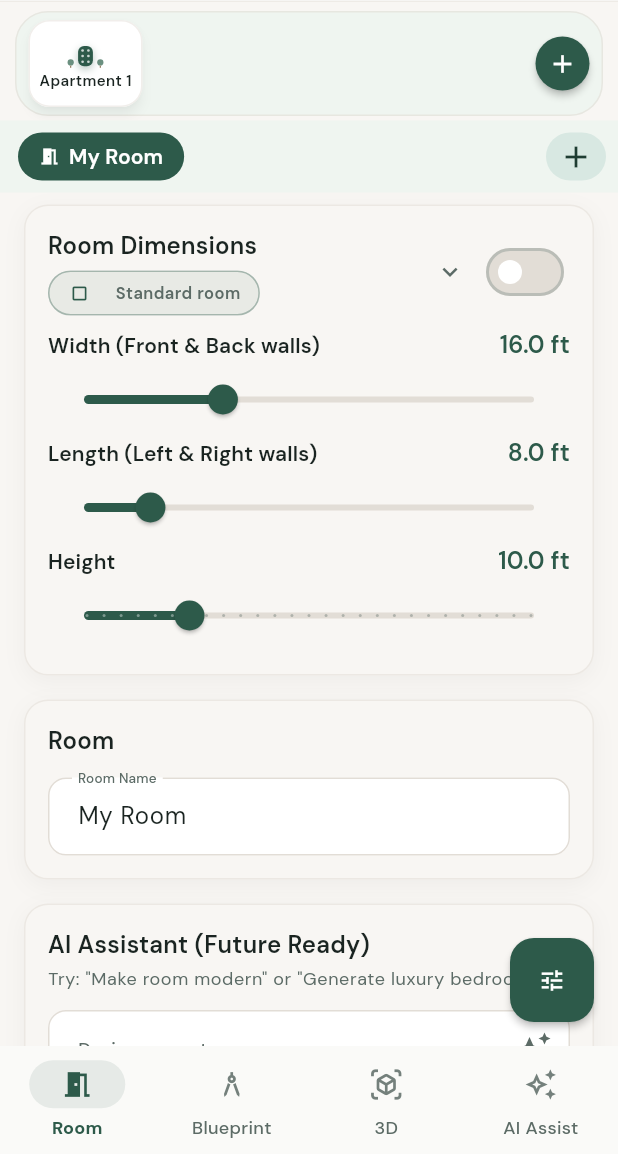
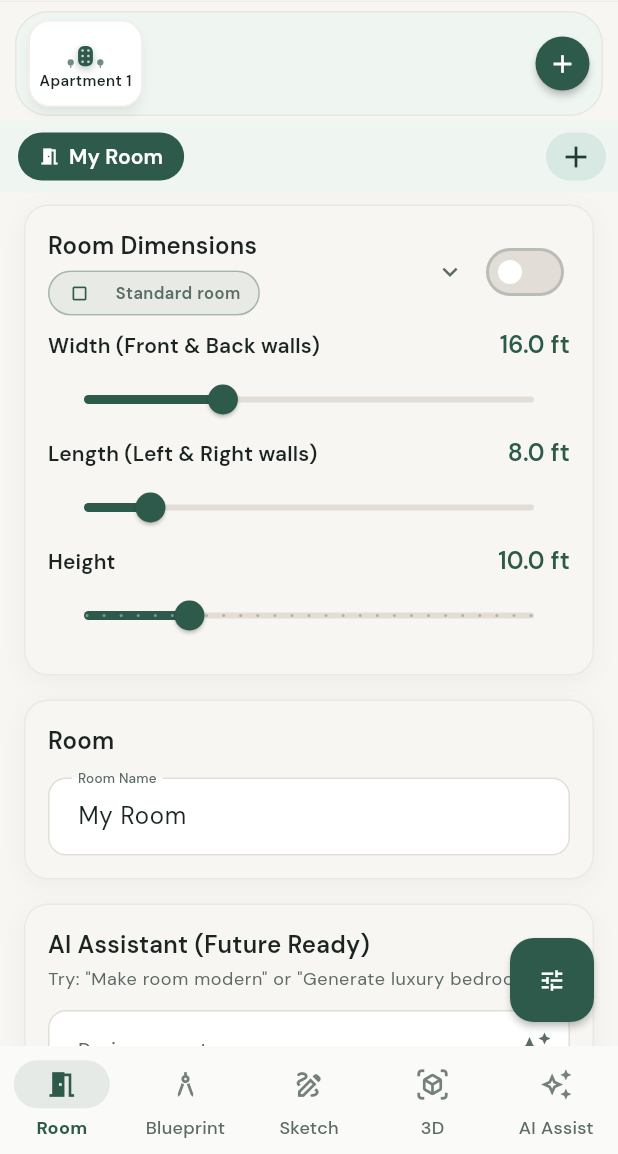
Before and after one commit to TheSinghPranjal/interior_space, a Flutter app: the screen it shows after launch, on a phone screen of 412 x 824 dp, the part 82-1236 px from its top. Run offline on Flutter 3.47's test engine with Material 3 defaults, Android fonts, the phone set to English and light mode, and no system bars; our stand-ins replace file_picker, flutter_colorpicker, flutter_riverpod, google_fonts, image_picker, pdf and 3 more; missing offline and left inert: flutter_inappwebview, media_store_plus.

Commit message:
fix : sketch added

```diff
--- a/lib/screens/home_screen.dart
+++ b/lib/screens/home_screen.dart
@@ -23,6 +23,7 @@ import '../widgets/navigation/apartment_tabs_bar.dart';
 import '../widgets/navigation/app_space_mode_toggle.dart';
 import '../widgets/navigation/design_menu_fab.dart';
 import '../widgets/navigation/room_tabs_bar.dart';
+import '../sketch/presentation/sketch_view.dart';
 import 'ai_assist_screen.dart';
 import 'editor_screen.dart';
 import 'preview_3d_screen.dart';
@@ -171,23 +172,28 @@ class _HomeScreenState extends ConsumerState<HomeScreen> {
         child: NavigationBar(
           selectedIndex: _selectedTab.index,
           onDestinationSelected: _onTabSelected,
-          destinations: const [
+          destinations: [
             NavigationDestination(
-              icon: Icon(Icons.meeting_room_outlined),
-              selectedIcon: Icon(Icons.meeting_room),
-              label: 'Room',
+              icon: Icon(isApartment ? Icons.apartment_outlined : Icons.meeting_room_outlined),
+              selectedIcon: Icon(isApartment ? Icons.apartment : Icons.meeting_room),
+              label: isApartment ? 'Apartment' : 'Room',
             ),
-            NavigationDestination(
+            const NavigationDestination(
               icon: Icon(Icons.architecture_outlined),
               selectedIcon: Icon(Icons.architecture),
               label: 'Blueprint',
             ),
-            NavigationDestination(
+            const NavigationDestination(
+              icon: Icon(Icons.draw_outlined),
+              selectedIcon: Icon(Icons.draw),
+              label: 'Sketch',
+            ),
+            const NavigationDestination(
               icon: Icon(Icons.view_in_ar_outlined),
               selectedIcon: Icon(Icons.view_in_ar),
               label: '3D',
             ),
-            NavigationDestination(
+            const NavigationDestination(
               icon: Icon(Icons.auto_awesome_outlined),
               selectedIcon: Icon(Icons.auto_awesome),
               label: 'AI Assist',
@@ -327,21 +333,35 @@ class _HomeScreenState extends ConsumerState<HomeScreen> {
   }
 
   Widget _buildBody(bool isApartment) {
+    final stackIndex = switch (_selectedTab) {
+      MainNavTab.room => 0,
+      MainNavTab.blueprint => 1,
+      MainNavTab.sketch => 2,
+      MainNavTab.preview3d => 1,
+      MainNavTab.aiAssist => 3,
+    };
+
     if (isApartment) {
-      return switch (_selectedTab) {
-        MainNavTab.room => const ApartmentSpaceView(),
-        MainNavTab.blueprint => const ApartmentSpaceView(showBlueprintOnly: true),
-        MainNavTab.preview3d => const ApartmentSpaceView(showBlueprintOnly: true),
-        MainNavTab.aiAssist => const AiAssistPlaceholder(),
-      };
+      return IndexedStack(
+        index: stackIndex,
+        children: const [
+          ApartmentSpaceView(),
+          ApartmentSpaceView(showBlueprintOnly: true),
+          SketchView(),
+          AiAssistPlaceholder(),
+        ],
+      );
     }
 
-    return switch (_selectedTab) {
-      MainNavTab.room => const RoomSetupEditor(),
-      MainNavTab.blueprint => const BlueprintView(),
-      MainNavTab.preview3d => const RoomSetupEditor(),
-      MainNavTab.aiAssist => const AiAssistPlaceholder(),
-    };
+    return IndexedStack(
+      index: stackIndex,
+      children: const [
+        RoomSetupEditor(),
+        BlueprintView(),
+        SketchView(),
+        AiAssistPlaceholder(),
+      ],
+    );
   }
 
   void _confirmReset(BuildContext context, String roomName) {
```
Also changed, not shown: lib/services/export_service.dart (+40 -1 lines).
